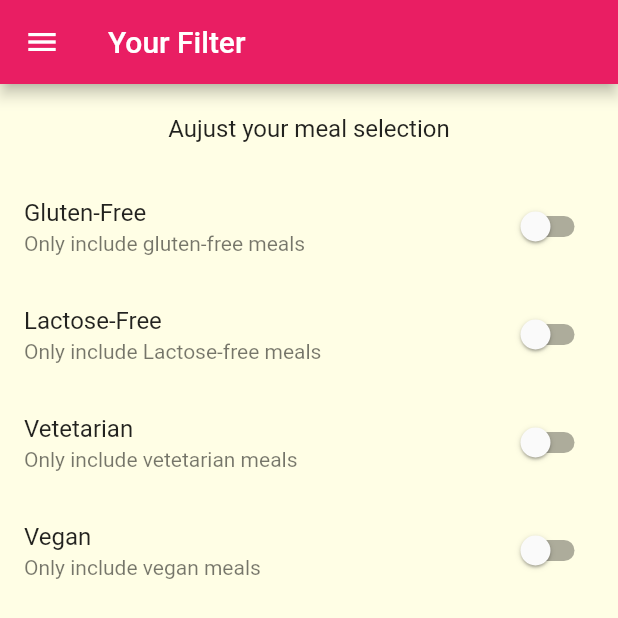
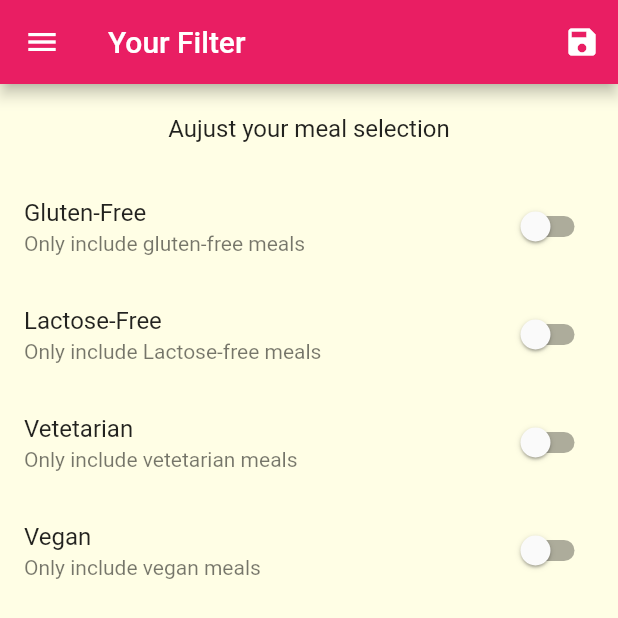
Before and after one commit to Nhh124/Flutter-Food-App, a Flutter app: the FiltersScreen screen opened by its route, on a phone screen of 412 x 824 dp, the top half of it. Run offline on Flutter 3.47's test engine with Material 2 defaults, Android fonts, the phone set to English and light mode, and no system bars.

```diff
--- a/food_app/lib/screens/filters_screen.dart
+++ b/food_app/lib/screens/filters_screen.dart
@@ -1,12 +1,13 @@
 import 'package:flutter/material.dart';
-import 'package:flutter/src/widgets/container.dart';
-import 'package:flutter/src/widgets/framework.dart';
 import '../widgets/main_drawer.dart';
 
 class FiltersScreen extends StatefulWidget {
-  const FiltersScreen({super.key});
+  const FiltersScreen(
+      {super.key, required this.saveFilters, required this.currentFilter});
 
   static const routeName = '/filter';
+  final Function saveFilters;
+  final Map<String, bool> currentFilter;
 
   @override
   State<FiltersScreen> createState() => _FiltersScreenState();
@@ -17,6 +18,14 @@ class _FiltersScreenState extends State<FiltersScreen> {
   bool _vegetarian = false;
   bool _vegan = false;
   bool _lactoseFree = false;
+  @override
+  void initState() {
+    _glutenFree = widget.currentFilter['gluten']!;
+    _vegan = widget.currentFilter['vegan']!;
+    _vegetarian = widget.currentFilter['vegetarian']!;
+    _lactoseFree = widget.currentFilter['lactose']!;
+    super.initState();
+  }
 
   Widget _buildSwitchListTitle(
     String title,
@@ -29,15 +38,27 @@ class _FiltersScreenState extends State<FiltersScreen> {
       value: value,
       subtitle: Text(subtitle),
       onChanged: valueChange,
+      activeColor: Theme.of(context).colorScheme.secondary,
     );
   }
 
   @override
   Widget build(BuildContext context) {
     return Scaffold(
-      appBar: AppBar(
-        title: Text("Your Filter"),
-      ),
+      appBar: AppBar(title: Text("Your Filter"), actions: [
+        IconButton(
+          onPressed: () {
+            final selectedFilter = {
+              'gluten': _glutenFree,
+              'lactose': _lactoseFree,
+              'vegan': _vegan,
+              'vegetarian': _vegetarian,
+            };
+            widget.saveFilters(selectedFilter);
+          },
+          icon: Icon(Icons.save),
+        ),
+      ]),
       drawer: MainDrawer(),
       body: Column(
         children: [
```
Also changed, not shown: food_app/lib/main.dart (+64 -5 lines), food_app/lib/screens/category_meals_screen.dart (+4 -3 lines), food_app/lib/screens/favorites_screen.dart (+23 -7 lines), food_app/lib/screens/meal_detail_screen.dart (+8 -8 lines), food_app/lib/screens/tabs_screen.dart (+23 -11 lines), food_app/lib/widgets/main_drawer.dart (+7 -5 lines), food_app/lib/widgets/meal_item.dart (+5 -7 lines).
